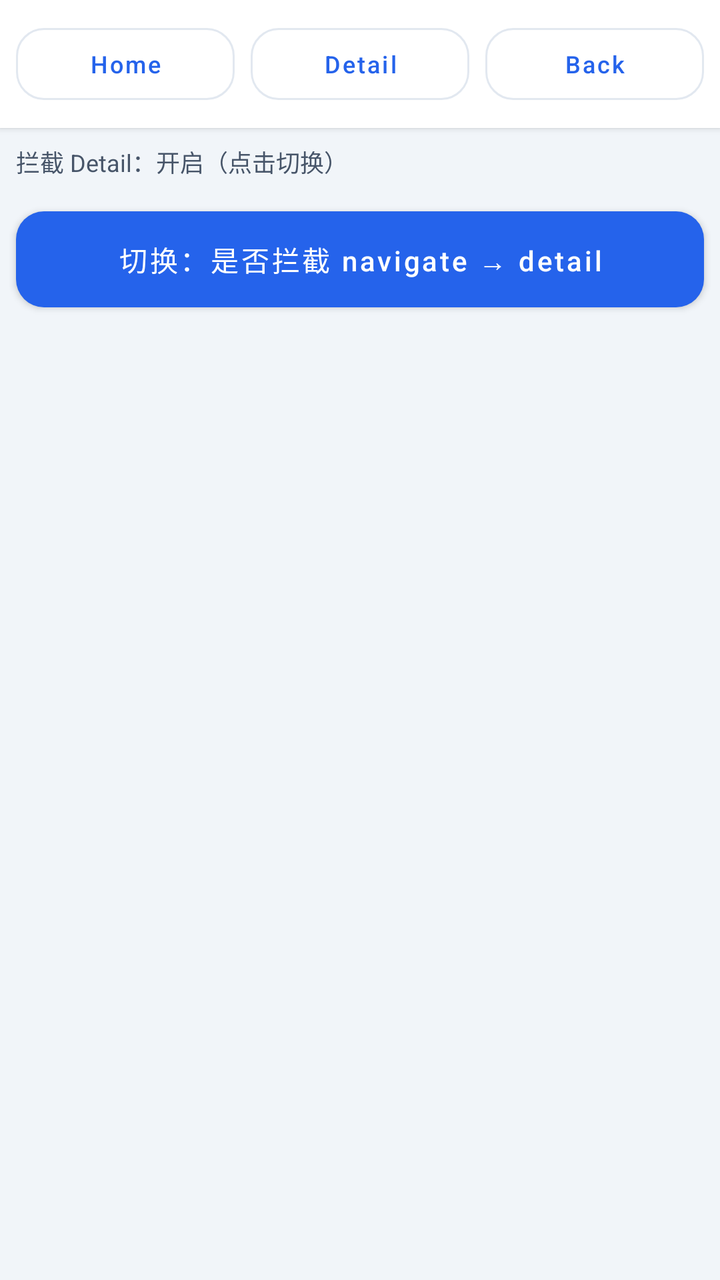
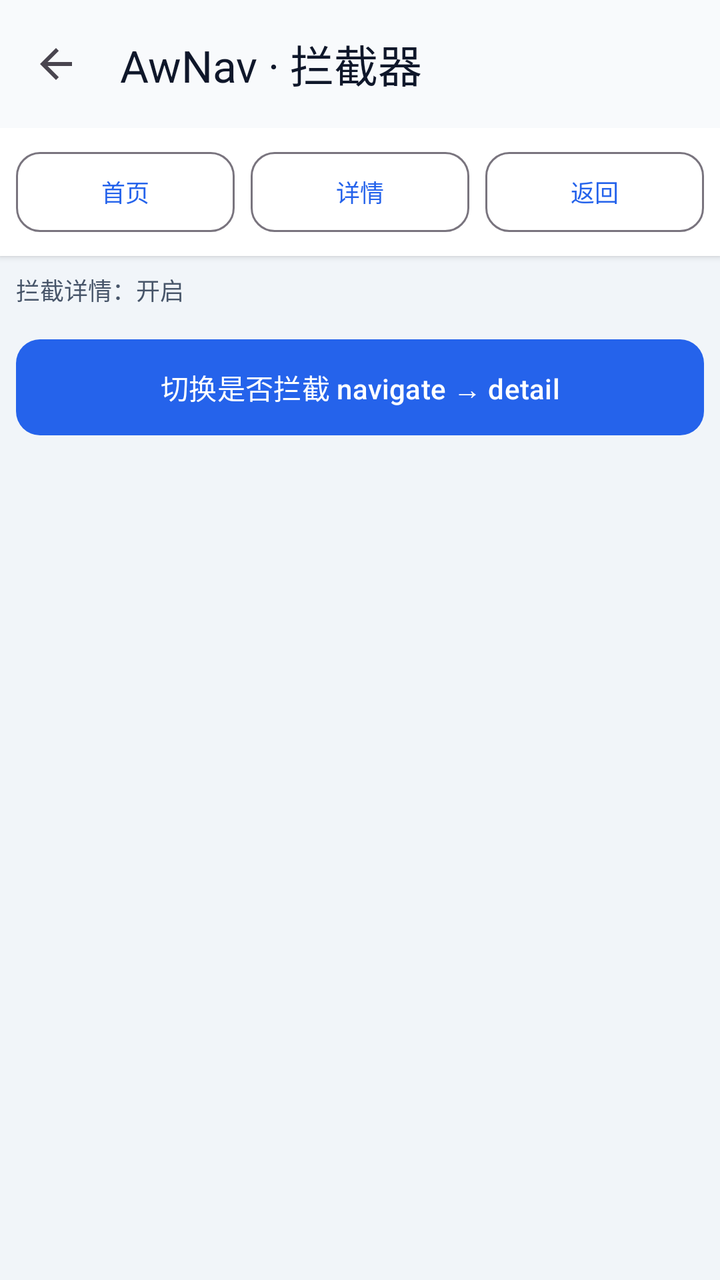

Compare the two renders of this Android layout. The source of the first and the diff that turns it into the second are given below.
<!-- AndroidManifest.xml: application theme Theme.AwArchDemo -->
<!-- res/layout/activity_awn_nav_interceptor.xml -->
<?xml version="1.0" encoding="utf-8"?>
<LinearLayout xmlns:android="http://schemas.android.com/apk/res/android"
    android:layout_width="match_parent"
    android:layout_height="match_parent"
    android:orientation="vertical"
    android:background="@color/aw_demo_surface_muted">

    <LinearLayout
        android:layout_width="match_parent"
        android:layout_height="wrap_content"
        android:orientation="horizontal"
        android:padding="@dimen/demo_space_sm"
        android:background="@color/aw_demo_surface"
        android:elevation="2dp">

        <com.google.android.material.button.MaterialButton
            android:id="@+id/btnHome"
            style="@style/Widget.AwArchDemo.Button.Outlined"
            android:layout_width="0dp"
            android:layout_height="wrap_content"
            android:layout_weight="1"
            android:text="Home"
            android:textSize="12sp" />

        <com.google.android.material.button.MaterialButton
            android:id="@+id/btnDetail"
            style="@style/Widget.AwArchDemo.Button.Outlined"
            android:layout_width="0dp"
            android:layout_height="wrap_content"
            android:layout_marginStart="@dimen/demo_space_sm"
            android:layout_weight="1"
            android:text="Detail"
            android:textSize="12sp" />

        <com.google.android.material.button.MaterialButton
            android:id="@+id/btnBack"
            style="@style/Widget.AwArchDemo.Button.Outlined"
            android:layout_width="0dp"
            android:layout_height="wrap_content"
            android:layout_marginStart="@dimen/demo_space_sm"
            android:layout_weight="1"
            android:text="Back"
            android:textSize="12sp" />

    </LinearLayout>

    <TextView
        android:id="@+id/tvInterceptStatus"
        android:layout_width="match_parent"
        android:layout_height="wrap_content"
        android:background="@color/aw_demo_log_bg"
        android:padding="@dimen/demo_space_sm"
        android:text="拦截 Detail：开启（点击切换）"
        android:textColor="@color/aw_demo_on_surface_muted"
        android:textSize="12sp" />

    <com.google.android.material.button.MaterialButton
        android:id="@+id/btnToggleIntercept"
        style="@style/Widget.AwArchDemo.Button"
        android:layout_width="match_parent"
        android:layout_height="wrap_content"
        android:layout_marginStart="@dimen/demo_space_sm"
        android:layout_marginEnd="@dimen/demo_space_sm"
        android:layout_marginTop="@dimen/demo_space_sm"
        android:layout_marginBottom="@dimen/demo_space_sm"
        android:text="切换：是否拦截 navigate → detail" />

    <FrameLayout
        android:id="@+id/container"
        android:layout_width="match_parent"
        android:layout_height="match_parent" />

</LinearLayout>
<!-- resources referenced by this layout -->
<resources>
  <color name="aw_demo_log_bg">#F1F5F9</color>
  <color name="aw_demo_on_surface_muted">#475569</color>
  <color name="aw_demo_surface">#FFFFFF</color>
  <color name="aw_demo_surface_muted">#F1F5F9</color>
  <dimen name="demo_space_sm">8dp</dimen>
  <style name="Widget.AwArchDemo.Button" parent="Widget.MaterialComponents.Button">
          <item name="android:minHeight">48dp</item>
          <item name="android:textAllCaps">false</item>
          <item name="cornerRadius">14dp</item>
          <item name="rippleColor">@color/aw_demo_divider</item>
          <item name="android:insetTop">0dp</item>
          <item name="android:insetBottom">0dp</item>
      </style>
  <style name="Widget.AwArchDemo.Button.Outlined" parent="Widget.MaterialComponents.Button.OutlinedButton">
          <item name="android:minHeight">48dp</item>
          <item name="android:textAllCaps">false</item>
          <item name="cornerRadius">14dp</item>
          <item name="strokeColor">@color/aw_demo_divider</item>
          <item name="strokeWidth">1dp</item>
      </style>
  <style name="Theme.AwArchDemo" parent="Theme.MaterialComponents.DayNight.NoActionBar">
          <item name="colorPrimary">@color/aw_demo_primary</item>
          <item name="colorPrimaryVariant">@color/aw_demo_primary_variant</item>
          <item name="colorOnPrimary">@color/aw_demo_on_primary</item>
  
          <item name="colorSecondary">@color/aw_demo_accent</item>
          <item name="colorOnSecondary">@color/aw_demo_on_primary</item>
  
          <item name="android:colorBackground">@color/aw_demo_bg</item>
          <item name="colorSurface">@color/aw_demo_surface</item>
          <item name="colorOnSurface">@color/aw_demo_on_surface</item>
  
          <item name="android:statusBarColor">@color/aw_demo_bg</item>
          <item name="android:navigationBarColor">@color/aw_demo_bg</item>
          <item name="android:windowLightStatusBar">true</item>
          <item name="android:windowLightNavigationBar">true</item>
  
          <item name="materialButtonStyle">@style/Widget.AwArchDemo.Button</item>
          <item name="textInputStyle">@style/Widget.AwArchDemo.TextInputLayout</item>
      </style>
  <color name="aw_demo_divider">#E2E8F0</color>
  <color name="aw_demo_primary">#2563EB</color>
  <color name="aw_demo_primary_variant">#1D4ED8</color>
  <color name="aw_demo_on_primary">#FFFFFF</color>
  <color name="aw_demo_accent">#10B981</color>
  <color name="aw_demo_bg">#F8FAFC</color>
  <color name="aw_demo_on_surface">#0F172A</color>
  <style name="Widget.AwArchDemo.TextInputLayout" parent="Widget.MaterialComponents.TextInputLayout.OutlinedBox">
          <item name="boxCornerRadiusTopStart">14dp</item>
          <item name="boxCornerRadiusTopEnd">14dp</item>
          <item name="boxCornerRadiusBottomStart">14dp</item>
          <item name="boxCornerRadiusBottomEnd">14dp</item>
          <item name="boxStrokeColor">@color/aw_demo_divider</item>
      </style>
</resources>

<!-- the commit's change to res/layout/activity_awn_nav_interceptor.xml (unified diff, before → after) -->
@@ -1,73 +1,96 @@
 <?xml version="1.0" encoding="utf-8"?>
-<LinearLayout xmlns:android="http://schemas.android.com/apk/res/android"
+<androidx.coordinatorlayout.widget.CoordinatorLayout xmlns:android="http://schemas.android.com/apk/res/android"
+    xmlns:app="http://schemas.android.com/apk/res-auto"
     android:layout_width="match_parent"
     android:layout_height="match_parent"
-    android:orientation="vertical"
     android:background="@color/aw_demo_surface_muted">
+
+    <com.google.android.material.appbar.AppBarLayout
+        android:layout_width="match_parent"
+        android:layout_height="wrap_content"
+        android:background="@color/aw_demo_bg">
+
+        <com.google.android.material.appbar.MaterialToolbar
+            android:id="@+id/toolbar"
+            android:layout_width="match_parent"
+            android:layout_height="?attr/actionBarSize"
+            app:navigationIcon="?attr/homeAsUpIndicator"
+            app:title="@string/demo_awnav_interceptor_title"
+            app:titleTextColor="@color/aw_demo_on_surface" />
+    </com.google.android.material.appbar.AppBarLayout>
 
     <LinearLayout
         android:layout_width="match_parent"
-        android:layout_height="wrap_content"
-        android:orientation="horizontal"
-        android:padding="@dimen/demo_space_sm"
-        android:background="@color/aw_demo_surface"
-        android:elevation="2dp">
+        android:layout_height="match_parent"
+        android:orientation="vertical"
+        app:layout_behavior="@string/appbar_scrolling_view_behavior">
 
-        <com.google.android.material.button.MaterialButton
-            android:id="@+id/btnHome"
-            style="@style/Widget.AwArchDemo.Button.Outlined"
-            android:layout_width="0dp"
+        <LinearLayout
+            android:layout_width="match_parent"
             android:layout_height="wrap_content"
-            android:layout_weight="1"
-            android:text="Home"
+            android:orientation="horizontal"
+            android:padding="@dimen/demo_space_sm"
+            android:background="@color/aw_demo_surface"
+            android:elevation="2dp">
+
+            <com.google.android.material.button.MaterialButton
+                android:id="@+id/btnHome"
+                style="@style/Widget.AwArchDemo.Button.Outlined"
+                android:layout_width="0dp"
+                android:layout_height="wrap_content"
+                android:layout_weight="1"
+                android:text="@string/demo_awnav_btn_home"
+                android:textSize="12sp" />
+
+            <com.google.android.material.button.MaterialButton
+                android:id="@+id/btnDetail"
+                style="@style/Widget.AwArchDemo.Button.Outlined"
+                android:layout_width="0dp"
+                android:layout_height="wrap_content"
+                android:layout_marginStart="@dimen/demo_space_sm"
+                android:layout_weight="1"
+                android:text="@string/demo_awnav_btn_detail"
+                android:textSize="12sp" />
+
+            <com.google.android.material.button.MaterialButton
+                android:id="@+id/btnBack"
+                style="@style/Widget.AwArchDemo.Button.Outlined"
+                android:layout_width="0dp"
+                android:layout_height="wrap_content"
+                android:layout_marginStart="@dimen/demo_space_sm"
+                android:layout_weight="1"
+                android:text="@string/demo_awnav_btn_back"
+                android:textSize="12sp" />
+
+        </LinearLayout>
+
+        <TextView
+            android:id="@+id/tvInterceptStatus"
+            android:layout_width="match_parent"
+            android:layout_height="wrap_content"
+            android:background="@color/aw_demo_log_bg"
+            android:padding="@dimen/demo_space_sm"
+            android:text="@string/demo_awnav_intercept_on"
+            android:textColor="@color/aw_demo_on_surface_muted"
             android:textSize="12sp" />
 
         <com.google.android.material.button.MaterialButton
-            android:id="@+id/btnDetail"
-            style="@style/Widget.AwArchDemo.Button.Outlined"
-            android:layout_width="0dp"
+            android:id="@+id/btnToggleIntercept"
+            style="@style/Widget.AwArchDemo.Button"
+            android:layout_width="match_parent"
             android:layout_height="wrap_content"
             android:layout_marginStart="@dimen/demo_space_sm"
-            android:layout_weight="1"
-            android:text="Detail"
-            android:textSize="12sp" />
+            android:layout_marginEnd="@dimen/demo_space_sm"
+            android:layout_marginTop="@dimen/demo_space_sm"
+            android:layout_marginBottom="@dimen/demo_space_sm"
+            android:text="@string/demo_awnav_intercept_toggle" />
 
-        <com.google.android.material.button.MaterialButton
-            android:id="@+id/btnBack"
-            style="@style/Widget.AwArchDemo.Button.Outlined"
-            android:layout_width="0dp"
-            android:layout_height="wrap_content"
-            android:layout_marginStart="@dimen/demo_space_sm"
-            android:layout_weight="1"
-            android:text="Back"
-            android:textSize="12sp" />
+        <FrameLayout
+            android:id="@+id/container"
+            android:layout_width="match_parent"
+            android:layout_height="0dp"
+            android:layout_weight="1" />
 
     </LinearLayout>
 
-    <TextView
-        android:id="@+id/tvInterceptStatus"
-        android:layout_width="match_parent"
-        android:layout_height="wrap_content"
-        android:background="@color/aw_demo_log_bg"
-        android:padding="@dimen/demo_space_sm"
-        android:text="拦截 Detail：开启（点击切换）"
-        android:textColor="@color/aw_demo_on_surface_muted"
-        android:textSize="12sp" />
-
-    <com.google.android.material.button.MaterialButton
-        android:id="@+id/btnToggleIntercept"
-        style="@style/Widget.AwArchDemo.Button"
-        android:layout_width="match_parent"
-        android:layout_height="wrap_content"
-        android:layout_marginStart="@dimen/demo_space_sm"
-        android:layout_marginEnd="@dimen/demo_space_sm"
-        android:layout_marginTop="@dimen/demo_space_sm"
-        android:layout_marginBottom="@dimen/demo_space_sm"
-        android:text="切换：是否拦截 navigate → detail" />
-
-    <FrameLayout
-        android:id="@+id/container"
-        android:layout_width="match_parent"
-        android:layout_height="match_parent" />
-
-</LinearLayout>
+</androidx.coordinatorlayout.widget.CoordinatorLayout>
<!-- resource entries referenced after the edit -->
@@ -5,54 +5,49 @@
   <color name="aw_demo_surface">#FFFFFF</color>
   <color name="aw_demo_surface_muted">#F1F5F9</color>
   <dimen name="demo_space_sm">8dp</dimen>
-  <style name="Widget.AwArchDemo.Button" parent="Widget.MaterialComponents.Button">
+  <string name="demo_awnav_btn_back">返回</string>
+  <string name="demo_awnav_btn_detail">详情</string>
+  <string name="demo_awnav_btn_home">首页</string>
+  <string name="demo_awnav_intercept_on">拦截详情：开启</string>
+  <string name="demo_awnav_intercept_toggle">切换是否拦截 navigate → detail</string>
+  <string name="demo_awnav_interceptor_title">AwNav · 拦截器</string>
+  <style name="Widget.AwArchDemo.Button" parent="Widget.Material3.Button">
           <item name="android:minHeight">48dp</item>
           <item name="android:textAllCaps">false</item>
-          <item name="cornerRadius">14dp</item>
-          <item name="rippleColor">@color/aw_demo_divider</item>
+          <item name="cornerRadius">12dp</item>
           <item name="android:insetTop">0dp</item>
           <item name="android:insetBottom">0dp</item>
       </style>
-  <style name="Widget.AwArchDemo.Button.Outlined" parent="Widget.MaterialComponents.Button.OutlinedButton">
+  <style name="Widget.AwArchDemo.Button.Outlined" parent="Widget.Material3.Button.OutlinedButton">
           <item name="android:minHeight">48dp</item>
           <item name="android:textAllCaps">false</item>
-          <item name="cornerRadius">14dp</item>
-          <item name="strokeColor">@color/aw_demo_divider</item>
-          <item name="strokeWidth">1dp</item>
+          <item name="cornerRadius">12dp</item>
       </style>
-  <style name="Theme.AwArchDemo" parent="Theme.MaterialComponents.DayNight.NoActionBar">
+  <style name="Theme.AwArchDemo" parent="Theme.Material3.Light.NoActionBar">
           <item name="colorPrimary">@color/aw_demo_primary</item>
-          <item name="colorPrimaryVariant">@color/aw_demo_primary_variant</item>
           <item name="colorOnPrimary">@color/aw_demo_on_primary</item>
-  
           <item name="colorSecondary">@color/aw_demo_accent</item>
           <item name="colorOnSecondary">@color/aw_demo_on_primary</item>
-  
           <item name="android:colorBackground">@color/aw_demo_bg</item>
           <item name="colorSurface">@color/aw_demo_surface</item>
           <item name="colorOnSurface">@color/aw_demo_on_surface</item>
-  
           <item name="android:statusBarColor">@color/aw_demo_bg</item>
           <item name="android:navigationBarColor">@color/aw_demo_bg</item>
           <item name="android:windowLightStatusBar">true</item>
           <item name="android:windowLightNavigationBar">true</item>
-  
           <item name="materialButtonStyle">@style/Widget.AwArchDemo.Button</item>
           <item name="textInputStyle">@style/Widget.AwArchDemo.TextInputLayout</item>
       </style>
-  <color name="aw_demo_divider">#E2E8F0</color>
   <color name="aw_demo_primary">#2563EB</color>
-  <color name="aw_demo_primary_variant">#1D4ED8</color>
   <color name="aw_demo_on_primary">#FFFFFF</color>
   <color name="aw_demo_accent">#10B981</color>
   <color name="aw_demo_bg">#F8FAFC</color>
   <color name="aw_demo_on_surface">#0F172A</color>
-  <style name="Widget.AwArchDemo.TextInputLayout" parent="Widget.MaterialComponents.TextInputLayout.OutlinedBox">
-          <item name="boxCornerRadiusTopStart">14dp</item>
-          <item name="boxCornerRadiusTopEnd">14dp</item>
-          <item name="boxCornerRadiusBottomStart">14dp</item>
-          <item name="boxCornerRadiusBottomEnd">14dp</item>
-          <item name="boxStrokeColor">@color/aw_demo_divider</item>
+  <style name="Widget.AwArchDemo.TextInputLayout" parent="Widget.Material3.TextInputLayout.OutlinedBox">
+          <item name="boxCornerRadiusTopStart">12dp</item>
+          <item name="boxCornerRadiusTopEnd">12dp</item>
+          <item name="boxCornerRadiusBottomStart">12dp</item>
+          <item name="boxCornerRadiusBottomEnd">12dp</item>
       </style>
 </resources>
 
